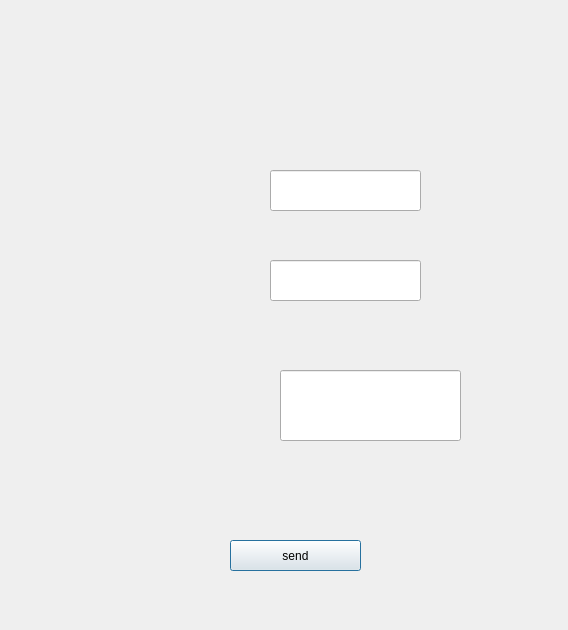
Qt form admin.ui (tr1plejj/crm-v1-app) before a commit.
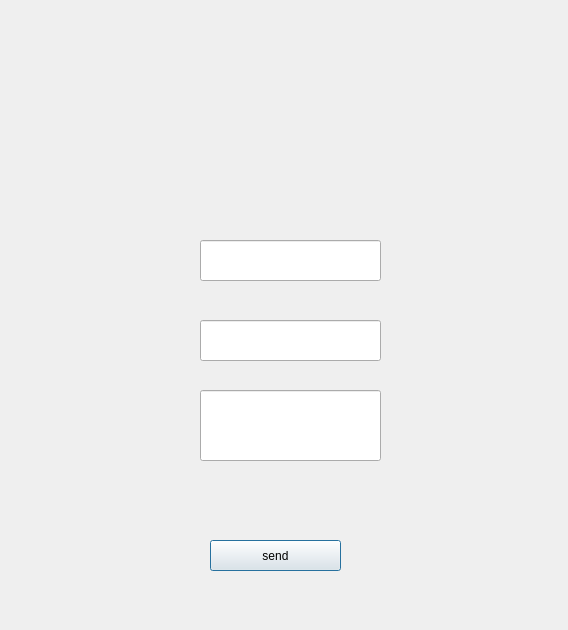
The same form after that commit. Icons and pictures are not drawn.

The edit to the form file:
```diff
--- a/admin.ui
+++ b/admin.ui
@@ -16,9 +16,9 @@
   <widget class="QLineEdit" name="name">
    <property name="geometry">
     <rect>
-     <x>270</x>
-     <y>170</y>
-     <width>151</width>
+     <x>200</x>
+     <y>240</y>
+     <width>181</width>
      <height>41</height>
     </rect>
    </property>
@@ -26,9 +26,9 @@
   <widget class="QLineEdit" name="price">
    <property name="geometry">
     <rect>
-     <x>270</x>
-     <y>260</y>
-     <width>151</width>
+     <x>200</x>
+     <y>320</y>
+     <width>181</width>
      <height>41</height>
     </rect>
    </property>
@@ -36,8 +36,8 @@
   <widget class="QLineEdit" name="description">
    <property name="geometry">
     <rect>
-     <x>280</x>
-     <y>370</y>
+     <x>200</x>
+     <y>390</y>
      <width>181</width>
      <height>71</height>
     </rect>
@@ -46,7 +46,7 @@
   <widget class="QPushButton" name="send_button">
    <property name="geometry">
     <rect>
-     <x>230</x>
+     <x>210</x>
      <y>540</y>
      <width>131</width>
      <height>31</height>
@@ -56,6 +56,22 @@
     <string>send</string>
    </property>
   </widget>
+  <widget class="QLabel" name="label">
+   <property name="geometry">
+    <rect>
+     <x>170</x>
+     <y>70</y>
+     <width>251</width>
+     <height>101</height>
+    </rect>
+   </property>
+   <property name="styleSheet">
+    <string notr="true">image: url(:/newPrefix/Users/01iVe/Downloads/pic.jpg);</string>
+   </property>
+   <property name="text">
+    <string/>
+   </property>
+  </widget>
  </widget>
  <resources/>
  <connections/>
```
Left out of the diff: 4 changed lines with no effect on the pictures.
